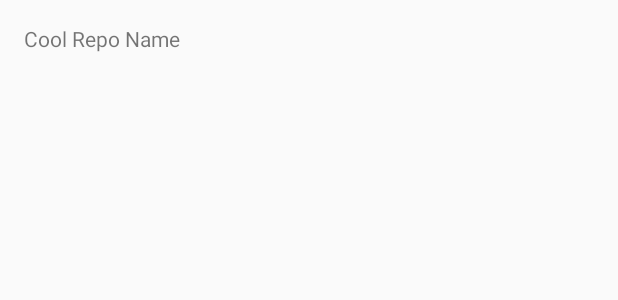
After one commit to jhernandez80/GithubViewer, an Android app: the layout item_repository.xml on its own in the app's theme, with its tools: preview values and no code run, on a phone screen of 412 x 824 dp. The commit adds this screen. Shown: the top 300 px of the screen. Run offline under Robolectric (Android 15) with nearby library versions, the phone set to English and light mode, and no system bars; network calls fail.

Commit message:
Setting up RecyclerView

```diff
--- a/app/src/main/AndroidManifest.xml
+++ b/app/src/main/AndroidManifest.xml
@@ -2,6 +2,8 @@
 <manifest
   xmlns:android="http://schemas.android.com/apk/res/android"
   package="com.livehappyapps.githubviewer">
+
+  <uses-permission android:name="android.permission.INTERNET"/>
 
   <application
     android:allowBackup="true"
--- /dev/null
+++ b/app/src/main/res/layout/item_repository.xml
@@ -0,0 +1,18 @@
+<?xml version="1.0" encoding="utf-8"?>
+<LinearLayout
+  xmlns:android="http://schemas.android.com/apk/res/android"
+  xmlns:tools="http://schemas.android.com/tools"
+  android:layout_width="match_parent"
+  android:layout_height="wrap_content"
+  android:clickable="true"
+  android:focusable="true"
+  android:foreground="?attr/selectableItemBackground">
+
+  <TextView
+    android:id="@+id/title"
+    android:layout_width="match_parent"
+    android:layout_height="wrap_content"
+    android:padding="16dp"
+    tools:text="Cool Repo Name" />
+
+</LinearLayout>
--- a/app/src/main/res/values/colors.xml
+++ b/app/src/main/res/values/colors.xml
@@ -1,6 +1,11 @@
 <?xml version="1.0" encoding="utf-8"?>
 <resources>
-  <color name="colorPrimary">#6200EE</color>
-  <color name="colorPrimaryDark">#3700B3</color>
-  <color name="colorAccent">#03DAC5</color>
+  <color name="primary">#03A9F4</color>
+  <color name="primary_dark">#0288D1</color>
+  <color name="primary_light">#B3E5FC</color>
+  <color name="accent">#FFEB3B</color>
+  <color name="primary_text">#212121</color>
+  <color name="secondary_text">#757575</color>
+  <color name="icons">#FFFFFF</color>
+  <color name="divider">#BDBDBD</color>
 </resources>
--- a/app/src/main/res/values/styles.xml
+++ b/app/src/main/res/values/styles.xml
@@ -2,9 +2,9 @@
   <!-- Base application theme. -->
   <style name="AppTheme" parent="Theme.AppCompat.Light.DarkActionBar">
     <!-- Customize your theme here. -->
-    <item name="colorPrimary">@color/colorPrimary</item>
-    <item name="colorPrimaryDark">@color/colorPrimaryDark</item>
-    <item name="colorAccent">@color/colorAccent</item>
+    <item name="colorPrimary">@color/primary</item>
+    <item name="colorPrimaryDark">@color/primary_dark</item>
+    <item name="colorAccent">@color/accent</item>
   </style>
 
 </resources>
```
Also changed, not shown: app/src/main/java/com/livehappyapps/githubviewer/activity/MainActivity.kt (+41 -3 lines), app/src/main/java/com/livehappyapps/githubviewer/adapter/RepositoryAdapter.kt (added, +39 -0 lines), app/src/main/res/layout/activity_main.xml (+7 -5 lines).
